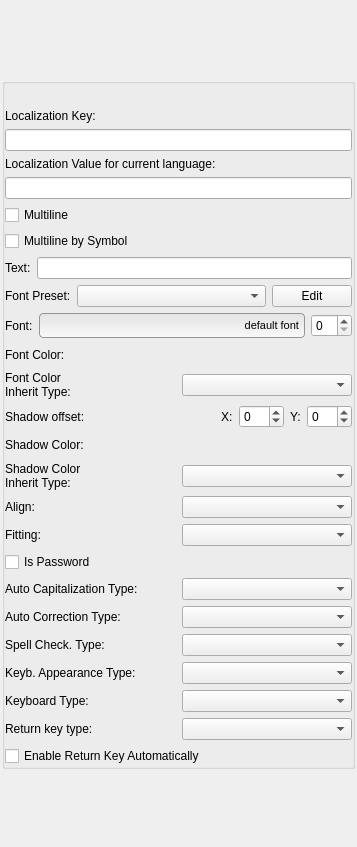
xaoctech/dava.engine, file Tools/UIEditor/UI/textpropertygridwidget.ui: the form before one commit.
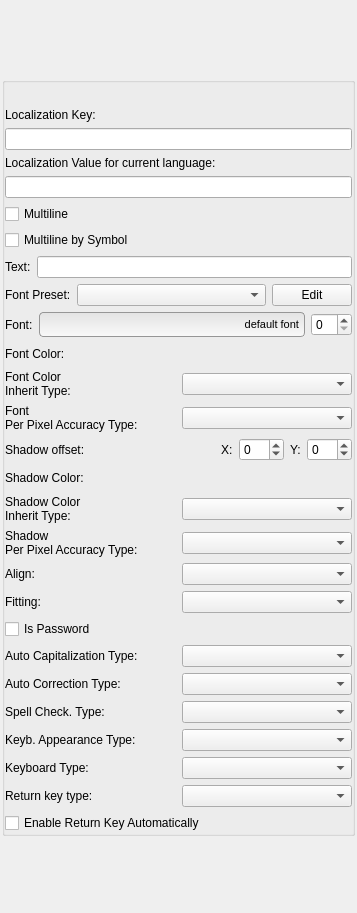
The form after the commit. Custom widgets are drawn as their Qt base class.

The edit to the form file:
```diff
--- a/Tools/UIEditor/UI/textpropertygridwidget.ui
+++ b/Tools/UIEditor/UI/textpropertygridwidget.ui
@@ -7,7 +7,7 @@
     <x>0</x>
     <y>0</y>
     <width>357</width>
-    <height>847</height>
+    <height>913</height>
    </rect>
   </property>
   <property name="sizePolicy">
@@ -346,6 +346,26 @@
         </layout>
        </widget>
       </item>
+      <item>
+       <widget class="QWidget" name="fontPerPixelAccuracyTypeWidget" native="true">
+        <layout class="QHBoxLayout" name="horizontalLayout_19">
+         <property name="margin">
+          <number>0</number>
+         </property>
+         <item>
+          <widget class="QLabel" name="fontPerPixelAccuracyLabel">
+           <property name="text">
+            <string>Font
+Per Pixel Accuracy Type:</string>
+           </property>
+          </widget>
+         </item>
+         <item>
+          <widget class="QComboBox" name="fontPerPixelAccuracyTypeCombobox"/>
+         </item>
+        </layout>
+       </widget>
+      </item>
       <item>
        <widget class="QWidget" name="shadowOffsetWidget" native="true">
         <property name="sizePolicy">
@@ -481,6 +501,26 @@
         </layout>
        </widget>
       </item>
+      <item>
+       <widget class="QWidget" name="shadowColorInheritWidget_2" native="true">
+        <layout class="QHBoxLayout" name="horizontalLayout_20">
+         <property name="margin">
+          <number>0</number>
+         </property>
+         <item>
+          <widget class="QLabel" name="shadowPerPixelAccuracyLabel">
+           <property name="text">
+            <string>Shadow
+Per Pixel Accuracy Type:</string>
+           </property>
+          </widget>
+         </item>
+         <item>
+          <widget class="QComboBox" name="shadowPerPixelAccuracyTypeCombobox"/>
+         </item>
+        </layout>
+       </widget>
+      </item>
       <item>
        <widget class="QWidget" name="alignWidget" native="true">
         <property name="sizePolicy">
```
